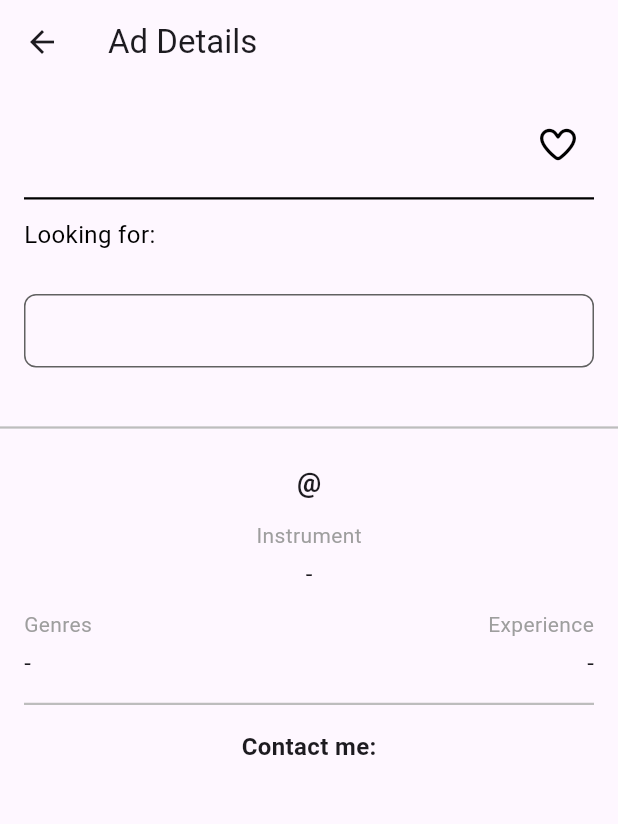
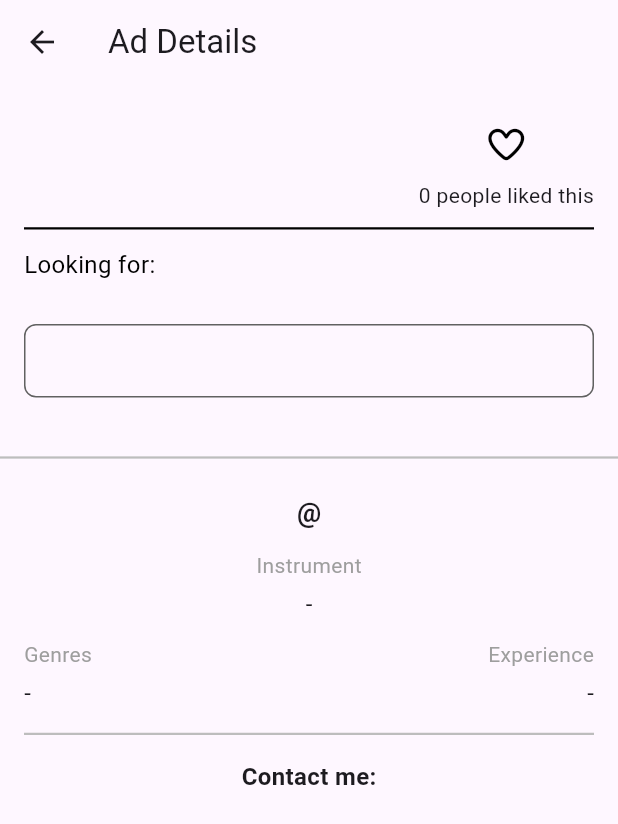
Before and after one commit to krlaan/musicland_app, a Flutter app: the PostDetailsView screen opened directly with empty values, on a phone screen of 412 x 824 dp. Shown: the top 824 px of the screen. Run offline on Flutter 3.47's test engine with Material 3 defaults, Android fonts, the light colour scheme and no system bars; our stand-ins replace cloud_firestore, firebase_auth, firebase_core, firebase_messaging, flutter_riverpod, font_awesome_flutter and 4 more; accounts and stored records are empty; generated files the repository leaves out were written again.

Commit message:
likes count added

```diff
--- /dev/null
+++ b/lib/views/components/likes/likes_count_view.dart
@@ -0,0 +1,26 @@
+import 'package:flutter/material.dart';
+import 'package:flutter_riverpod/flutter_riverpod.dart';
+import 'package:musicland_app/state/likes/providers/post_likes_count_provider.dart';
+import 'package:musicland_app/typedef/post_id.dart';
+import 'package:musicland_app/views/components/animations/small_error_animation_view.dart';
+import 'package:musicland_app/views/constants/strings.dart';
+
+class LikesCountView extends ConsumerWidget {
+  final PostId postId;
+
+  const LikesCountView({super.key, required this.postId});
+
+  @override
+  Widget build(BuildContext context, WidgetRef ref) {
+    final likeCount = ref.watch(postLikesCountProvider(postId));
+    return likeCount.when(data: (int likesCount) {
+      final personOrPeople = likesCount == 1 ? Strings.person : Strings.people;
+      final likesText = '$likesCount $personOrPeople ${Strings.likedThis}';
+      return Text(likesText);
+    }, error: (error, stackTrace) {
+      return const SmallErrorAnimationView();
+    }, loading: () {
+      return const Center(child: CircularProgressIndicator());
+    });
+  }
+}
--- a/lib/views/post_details/post_details_view.dart
+++ b/lib/views/post_details/post_details_view.dart
@@ -6,6 +6,7 @@ import 'package:musicland_app/state/posts/providers/can_user_delete_post_provide
 import 'package:musicland_app/state/posts/providers/delete_post_provider.dart';
 import 'package:musicland_app/state/user_info/providers/user_info_provider.dart';
 import 'package:musicland_app/views/components/likes/like_button.dart';
+import 'package:musicland_app/views/components/likes/likes_count_view.dart';
 import 'package:musicland_app/views/constants/strings.dart';
 import 'package:musicland_app/views/dialogs/alert_dialog_model.dart';
 import 'package:musicland_app/views/dialogs/delete_dialog.dart';
@@ -68,7 +69,12 @@ class PostDetailsView extends ConsumerWidget {
                         ),
                       ),
                       const SizedBox(width: 8),
-                      LikeButton(postId: post.postId),
+                      Column(
+                        children: [
+                          LikeButton(postId: post.postId),
+                          LikesCountView(postId: post.postId),
+                        ],
+                      ),
                     ],
                   ),
                   const SizedBox(height: 12),
```
Also changed, not shown: lib/state/posts/providers/posts_by_search_term_provider.g.dart.
